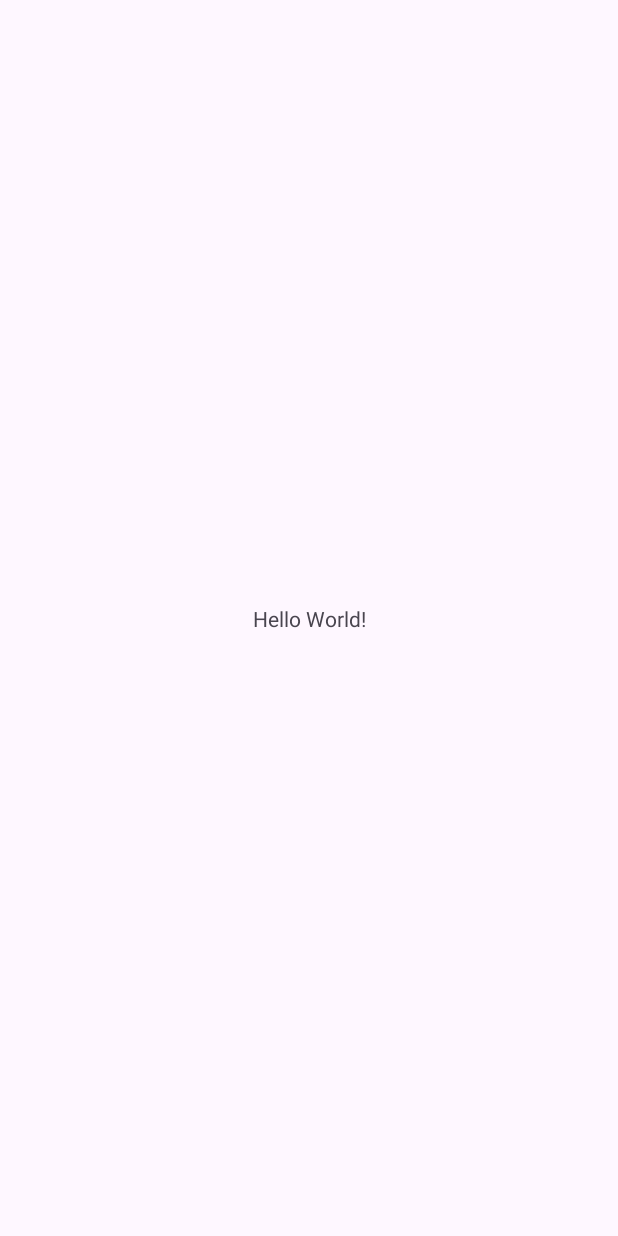
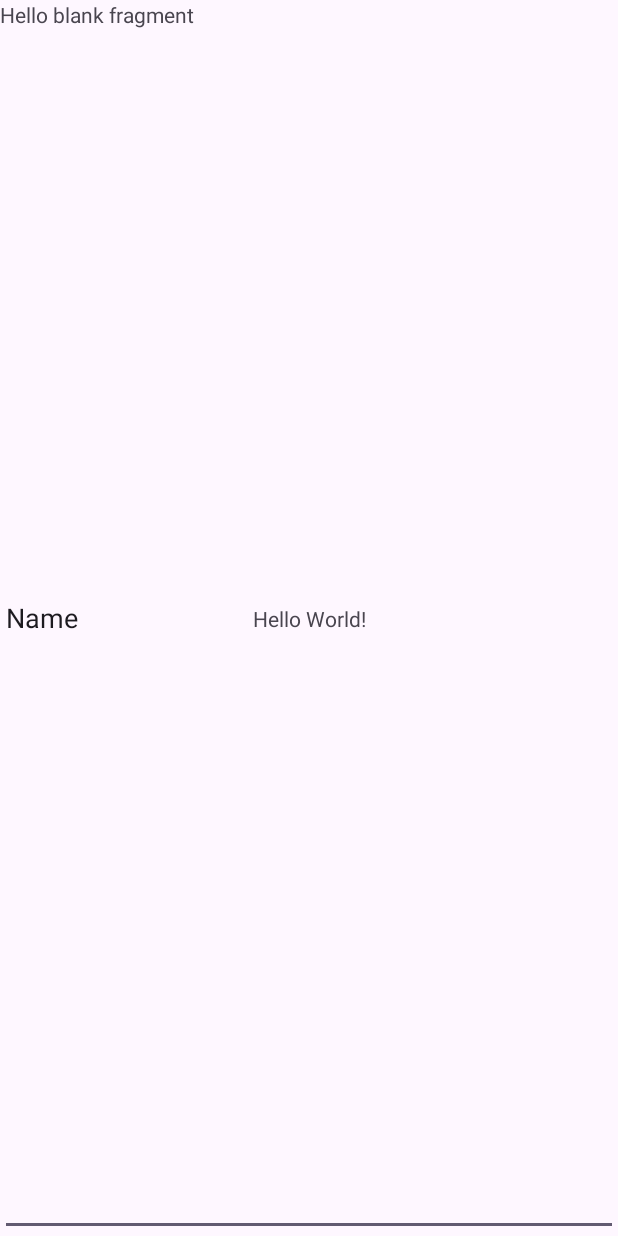
Before and after one commit to tony-nguyen1/TP3-DevMob, an Android app: the screen it shows after launch (MainActivity), on a phone screen of 412 x 824 dp. Before the commit the screen is almost empty. Run offline under Robolectric (Android 15) with nearby library versions, the phone set to English and light mode, and no system bars.

Commit message:
debut fragment

```diff
--- a/app/src/main/java/fr/umontpellier/etu/tp3_devmob/MainActivity.java
+++ b/app/src/main/java/fr/umontpellier/etu/tp3_devmob/MainActivity.java
@@ -2,6 +2,8 @@
 
 import androidx.appcompat.app.AppCompatActivity;
 
+import android.app.FragmentManager;
+import android.app.FragmentTransaction;
 import android.os.Bundle;
 
 public class MainActivity extends AppCompatActivity {
@@ -10,5 +12,18 @@
     protected void onCreate(Bundle savedInstanceState) {
         super.onCreate(savedInstanceState);
         setContentView(R.layout.activity_main);
+
+        FragmentManager fragmentManager = getFragmentManager();
+        FragmentTransaction fragmentTransaction = fragmentManager.beginTransaction();
+
+        //UserInputFragment myFragment = new UserInputFragment();
+//        fragmentTransaction.add(,myFragment);
+        fragmentTransaction.commit();
+
+        //getSupportFragmentManager().beginTransaction()
+        //        .setReorderingAllowed(true)
+          //      .add(R.id.myLayout, UserInputFragment.class, savedInstanceState)
+            //    .commit();
+
     }
 }
--- /dev/null
+++ b/app/src/main/java/fr/umontpellier/etu/tp3_devmob/UserInputFragment.java
@@ -0,0 +1,64 @@
+package fr.umontpellier.etu.tp3_devmob;
+
+import android.os.Bundle;
+
+import androidx.fragment.app.Fragment;
+
+import android.view.LayoutInflater;
+import android.view.View;
+import android.view.ViewGroup;
+
+/**
+ * A simple {@link Fragment} subclass.
+ * Use the {@link UserInputFragment#newInstance} factory method to
+ * create an instance of this fragment.
+ */
+public class UserInputFragment extends Fragment {
+
+    // TODO: Rename parameter arguments, choose names that match
+    // the fragment initialization parameters, e.g. ARG_ITEM_NUMBER
+    private static final String ARG_PARAM1 = "param1";
+    private static final String ARG_PARAM2 = "param2";
+
+    // TODO: Rename and change types of parameters
+    private String mParam1;
+    private String mParam2;
+
+    public UserInputFragment() {
+        // Required empty public constructor
+    }
+
+    /**
+     * Use this factory method to create a new instance of
+     * this fragment using the provided parameters.
+     *
+     * @param param1 Parameter 1.
+     * @param param2 Parameter 2.
+     * @return A new instance of fragment UserInputFragment.
+     */
+    // TODO: Rename and change types and number of parameters
+    public static UserInputFragment newInstance(String param1, String param2) {
+        UserInputFragment fragment = new UserInputFragment();
+        Bundle args = new Bundle();
+        args.putString(ARG_PARAM1, param1);
+        args.putString(ARG_PARAM2, param2);
+        fragment.setArguments(args);
+        return fragment;
+    }
+
+    @Override
+    public void onCreate(Bundle savedInstanceState) {
+        super.onCreate(savedInstanceState);
+        if (getArguments() != null) {
+            mParam1 = getArguments().getString(ARG_PARAM1);
+            mParam2 = getArguments().getString(ARG_PARAM2);
+        }
+    }
+
+    @Override
+    public View onCreateView(LayoutInflater inflater, ViewGroup container,
+                             Bundle savedInstanceState) {
+        // Inflate the layout for this fragment
+        return inflater.inflate(R.layout.fragment_user_input, container, false);
+    }
+}
--- a/app/src/main/res/layout/activity_main.xml
+++ b/app/src/main/res/layout/activity_main.xml
@@ -4,7 +4,8 @@
     xmlns:tools="http://schemas.android.com/tools"
     android:layout_width="match_parent"
     android:layout_height="match_parent"
-    tools:context=".MainActivity">
+    tools:context=".MainActivity"
+    android:id="@+id/myLayout">
 
     <TextView
         android:layout_width="wrap_content"
@@ -15,4 +16,30 @@
         app:layout_constraintStart_toStartOf="parent"
         app:layout_constraintTop_toTopOf="parent" />
 
+    <fragment
+        android:layout_width="match_parent"
+        android:layout_height="match_parent"
+        android:name="fr.umontpellier.etu.tp3_devmob.UserInputFragment"
+        tools:layout="@layout/fragment_user_input" />
+
+<!--    <androidx.fragment.app.FragmentContainerView-->
+<!--        android:id="@+id/fragment_container_view"-->
+<!--        android:layout_width="match_parent"-->
+<!--        android:layout_height="match_parent"-->
+<!--        android:name="fr.umontpellier.etu.tp3_devmob.UserInputFragment" />-->
+
+
+    <!--<LinearLayout
+        android:id="@+id/fragment_container"
+        android:layout_width="match_parent"
+        android:layout_height="match_parent">
+        <fragment
+            android:name="fr.umontpellier.etu.tp3_devmob.UserInputFragment"
+            android:id="@+id/test"
+            android:layout_width="match_parent"
+            android:layout_height="1dp"
+            >
+        </fragment>
+    </LinearLayout>-->
+
 </androidx.constraintlayout.widget.ConstraintLayout>
--- /dev/null
+++ b/app/src/main/res/layout/fragment_user_input.xml
@@ -0,0 +1,22 @@
+<?xml version="1.0" encoding="utf-8"?>
+<androidx.constraintlayout.widget.ConstraintLayout xmlns:android="http://schemas.android.com/apk/res/android"
+    xmlns:tools="http://schemas.android.com/tools"
+    android:layout_width="match_parent"
+    android:layout_height="match_parent"
+    tools:context=".UserInputFragment">
+
+    <!-- TODO: Update blank fragment layout -->
+    <TextView
+        android:id="@+id/userInput"
+        android:layout_width="match_parent"
+        android:layout_height="match_parent"
+        android:text="@string/hello_blank_fragment" />
+
+    <EditText
+        android:layout_width="match_parent"
+        android:layout_height="match_parent"
+        android:text="Name"/>
+
+
+
+</androidx.constraintlayout.widget.ConstraintLayout>
--- a/app/src/main/res/values/strings.xml
+++ b/app/src/main/res/values/strings.xml
@@ -1,3 +1,5 @@
 <resources>
     <string name="app_name">TP3-DevMob</string>
+    <!-- TODO: Remove or change this placeholder text -->
+    <string name="hello_blank_fragment">Hello blank fragment</string>
 </resources>
```
Also changed, not shown: 3 other files.
